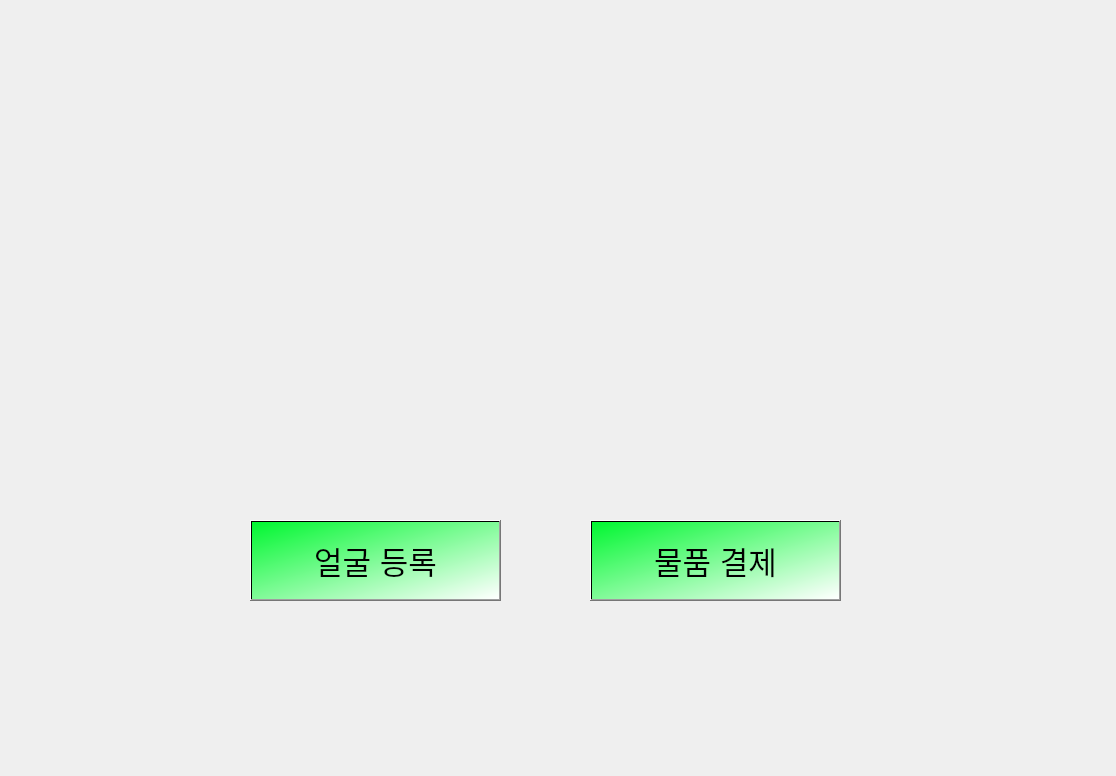
First picture: the form in GUI/register.ui, repository star6973/unmanned-payment-system, before the edit.
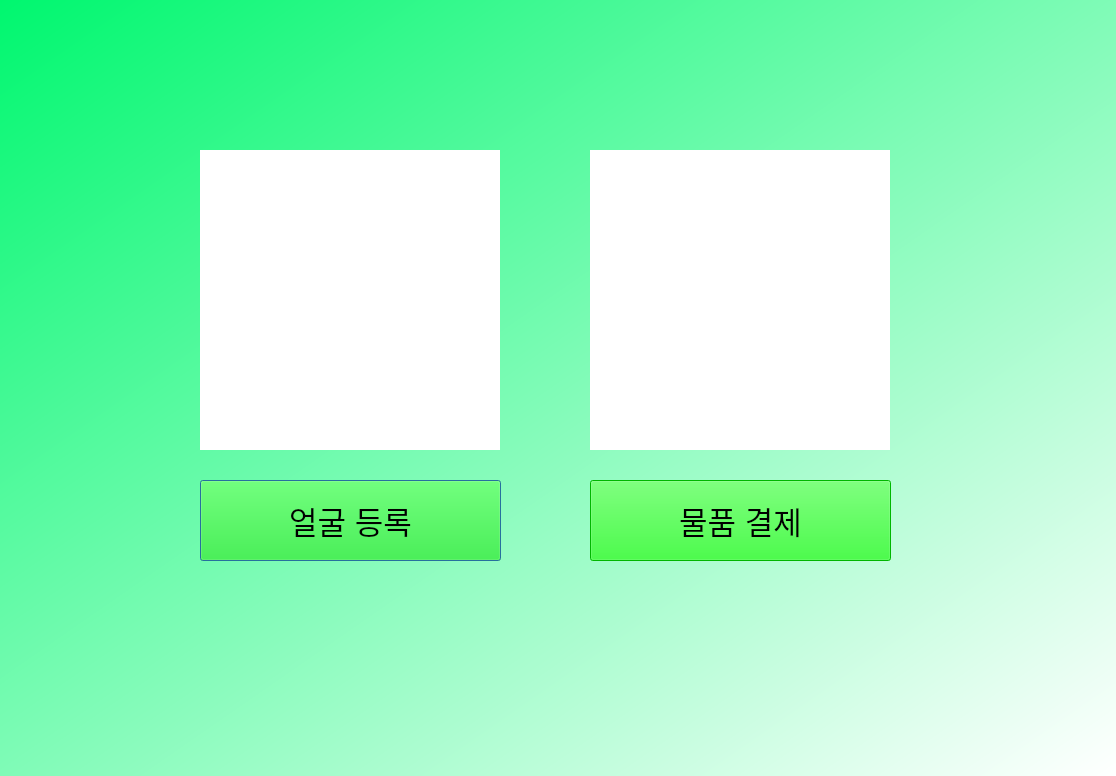
Second picture: the form after the edit. Icons and pictures are not drawn.

Diff of the .ui file:
```diff
--- a/GUI/register.ui
+++ b/GUI/register.ui
@@ -13,12 +13,15 @@
   <property name="windowTitle">
    <string>Dialog</string>
   </property>
+  <property name="styleSheet">
+   <string notr="true">background-color: qlineargradient(spread:pad, x1:0, y1:0, x2:1, y2:1, stop:0 rgba(0, 247, 111, 255), stop:1 rgba(255, 255, 255, 255));</string>
+  </property>
   <widget class="QPushButton" name="face_register_button">
    <property name="geometry">
     <rect>
-     <x>250</x>
-     <y>520</y>
-     <width>251</width>
+     <x>200</x>
+     <y>480</y>
+     <width>301</width>
      <height>81</height>
     </rect>
    </property>
@@ -28,7 +31,7 @@
     </font>
    </property>
    <property name="styleSheet">
-    <string notr="true">background-color: qlineargradient(spread:pad, x1:0, y1:0, x2:1, y2:1, stop:0 rgba(0, 247, 48, 255), stop:1 rgba(255, 255, 255, 255));</string>
+    <string notr="true">background-color: rgb(0, 255, 0);</string>
    </property>
    <property name="text">
     <string>얼굴 등록</string>
@@ -44,8 +47,8 @@
    <property name="geometry">
     <rect>
      <x>590</x>
-     <y>520</y>
-     <width>251</width>
+     <y>480</y>
+     <width>301</width>
      <height>81</height>
     </rect>
    </property>
@@ -55,7 +58,7 @@
     </font>
    </property>
    <property name="styleSheet">
-    <string notr="true">background-color: qlineargradient(spread:pad, x1:0, y1:0, x2:1, y2:1, stop:0 rgba(0, 247, 48, 255), stop:1 rgba(255, 255, 255, 255));</string>
+    <string notr="true">background-color: rgb(0, 255, 0);</string>
    </property>
    <property name="text">
     <string>물품 결제</string>
@@ -64,12 +67,15 @@
   <widget class="QLabel" name="label">
    <property name="geometry">
     <rect>
-     <x>260</x>
-     <y>240</y>
-     <width>231</width>
-     <height>231</height>
+     <x>200</x>
+     <y>150</y>
+     <width>300</width>
+     <height>300</height>
     </rect>
    </property>
+   <property name="styleSheet">
+    <string notr="true">background-color: rgb(255, 255, 255);</string>
+   </property>
    <property name="text">
     <string/>
    </property>
@@ -84,11 +90,14 @@
    <property name="geometry">
     <rect>
      <x>590</x>
-     <y>230</y>
-     <width>231</width>
-     <height>231</height>
+     <y>150</y>
+     <width>300</width>
+     <height>300</height>
     </rect>
    </property>
+   <property name="styleSheet">
+    <string notr="true">background-color: rgb(255, 255, 255);</string>
+   </property>
    <property name="text">
     <string/>
    </property>
```
